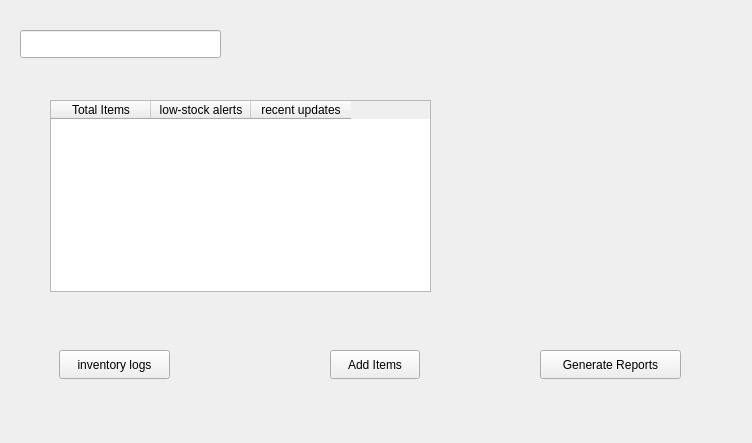
Before: the Qt Designer form dashboard.ui in YUSIFABOOD/Inventory, drawn with Qt 5.
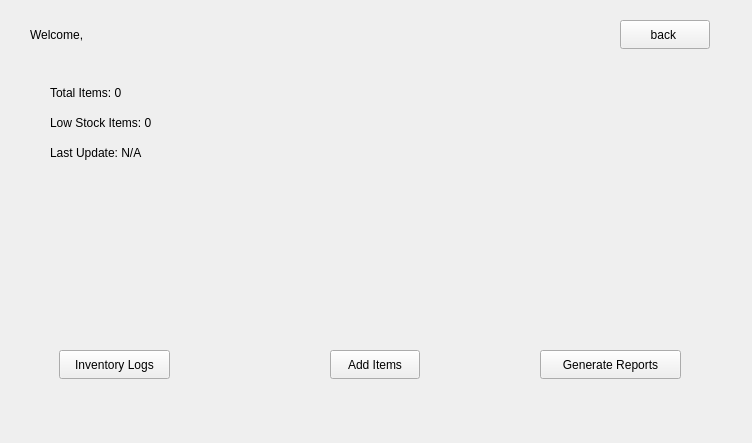
After: the same form once the commit is applied.

Commit message: major update, dashboard and add item window are working

The edit to the form file:
```diff
--- a/dashboard.ui
+++ b/dashboard.ui
@@ -19,14 +19,59 @@
   <property name="windowTitle">
    <string>Form</string>
   </property>
-  <widget class="QLineEdit" name="user_name">
+  <widget class="QLabel" name="welcome_label">
    <property name="geometry">
     <rect>
-     <x>20</x>
-     <y>30</y>
-     <width>201</width>
-     <height>28</height>
+     <x>30</x>
+     <y>20</y>
+     <width>400</width>
+     <height>30</height>
     </rect>
+   </property>
+   <property name="text">
+    <string>Welcome, </string>
+   </property>
+   <property name="alignment">
+    <set>Qt::AlignmentFlag::AlignLeading|Qt::AlignmentFlag::AlignLeft|Qt::AlignmentFlag::AlignVCenter</set>
+   </property>
+  </widget>
+  <widget class="QLabel" name="totalItemsLabel">
+   <property name="geometry">
+    <rect>
+     <x>50</x>
+     <y>80</y>
+     <width>300</width>
+     <height>25</height>
+    </rect>
+   </property>
+   <property name="text">
+    <string>Total Items: 0</string>
+   </property>
+  </widget>
+  <widget class="QLabel" name="lowStockLabel">
+   <property name="geometry">
+    <rect>
+     <x>50</x>
+     <y>110</y>
+     <width>300</width>
+     <height>25</height>
+    </rect>
+   </property>
+   <property name="text">
+    <string>Low Stock Items: 0</string>
+   </property>
+  </widget>
+  <widget class="QLabel" name="lastUpdateLabel">
+   <property name="geometry">
+    <rect>
+     <x>50</x>
+     <y>140</y>
+     <width>400</width>
+     <height>25</height>
+    </rect>
+   </property>
+   <property name="text">
+    <string>Last Update: N/A</string>
    </property>
   </widget>
   <widget class="QPushButton" name="InventoryButton">
@@ -39,7 +84,7 @@
     </rect>
    </property>
    <property name="text">
-    <string>inventory logs</string>
+    <string>Inventory Logs</string>
    </property>
   </widget>
   <widget class="QPushButton" name="addItemButton">
@@ -68,30 +113,18 @@
     <string>Generate Reports</string>
    </property>
   </widget>
-  <widget class="QTableWidget" name="inventoryTable">
+  <widget class="QPushButton" name="pushButton">
    <property name="geometry">
     <rect>
-     <x>50</x>
-     <y>100</y>
-     <width>381</width>
-     <height>192</height>
+     <x>620</x>
+     <y>20</y>
+     <width>90</width>
+     <height>29</height>
     </rect>
    </property>
-   <column>
-    <property name="text">
-     <string>Total Items</string>
-    </property>
-   </column>
-   <column>
-    <property name="text">
-     <string>low-stock alerts</string>
-    </property>
-   </column>
-   <column>
-    <property name="text">
-     <string>recent updates</string>
-    </property>
-   </column>
+   <property name="text">
+    <string>back </string>
+   </property>
   </widget>
  </widget>
  <resources/>
```
Left out of the diff: 2 changed lines with no effect on the pictures. The commit also changes 19 other files.
